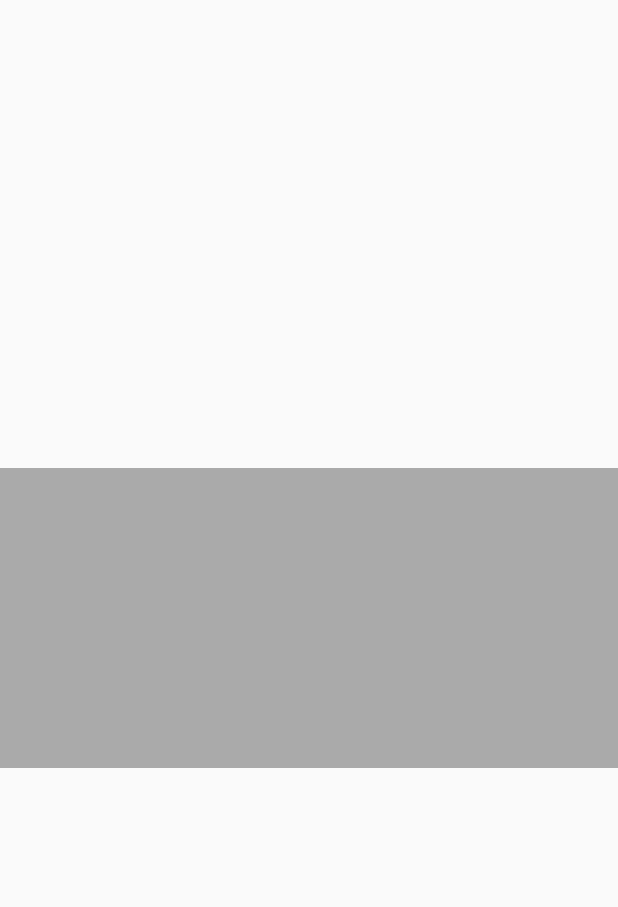
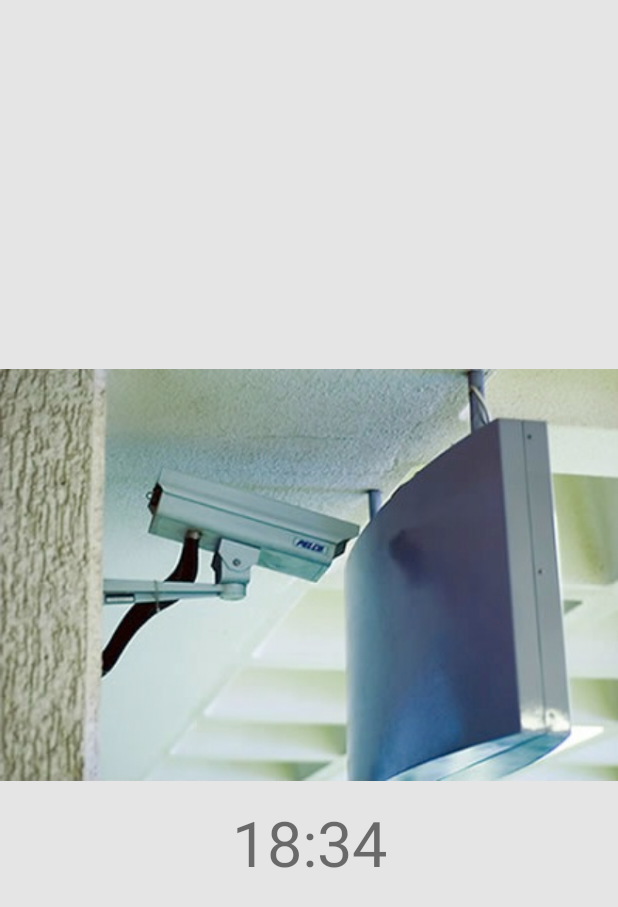
Before and after one commit to UNUUU/photoapart-for-android, an Android app: the layout activity_main.xml on its own in the app's theme, with its tools: preview values and no code run, on a phone screen of 412 x 824 dp. Shown: the top 907 px of the screen. Run offline under Robolectric (Android 15) with nearby library versions, the phone set to English and light mode, and no system bars.

Commit message:
画像を定期的に取得するようにしました

```diff
--- a/app/src/main/res/layout/activity_main.xml
+++ b/app/src/main/res/layout/activity_main.xml
@@ -1,14 +1,23 @@
 <?xml version="1.0" encoding="utf-8"?>
 <LinearLayout
     xmlns:android="http://schemas.android.com/apk/res/android"
+    xmlns:tools="http://schemas.android.com/tools"
     android:layout_width="match_parent"
     android:layout_height="match_parent"
     android:orientation="vertical"
-    android:gravity="center">
+    android:gravity="center"
+    android:background="@color/grey_300">
     <ImageView
         android:id="@+id/activity_main_frame_001"
         android:layout_width="match_parent"
-        android:layout_height="200dp"
-        android:scaleType="fitCenter"
-        android:background="@android:color/darker_gray"/>
+        android:layout_height="300dp"
+        tools:src="@drawable/logo"
+        android:scaleType="fitCenter"/>
+    <TextView
+        android:id="@+id/activity_main_frame_002"
+        android:layout_width="match_parent"
+        android:layout_height="wrap_content"
+        tools:text="18:34"
+        android:gravity="center_horizontal"
+        android:textSize="42dp"/>
 </LinearLayout>
--- a/app/src/main/res/values/colors.xml
+++ b/app/src/main/res/values/colors.xml
@@ -3,4 +3,6 @@
     <color name="colorPrimary">#3F51B5</color>
     <color name="colorPrimaryDark">#303F9F</color>
     <color name="colorAccent">#FF4081</color>
+
+    <color name="grey_300">#e5e5e5</color>
 </resources>
```
Also changed, not shown: app/src/main/kotlin/unuuu/com/photoapart/models/PhotoModel.kt (+35 -3 lines), app/src/main/kotlin/unuuu/com/photoapart/utils/DateUtil.kt (added, +19 -0 lines), app/src/main/kotlin/unuuu/com/photoapart/views/activities/MainActivity.kt (+10 -3 lines), app/src/main/res/drawable/logo.jpg (added), app/src/main/res/drawable/suntv.png (deleted).
